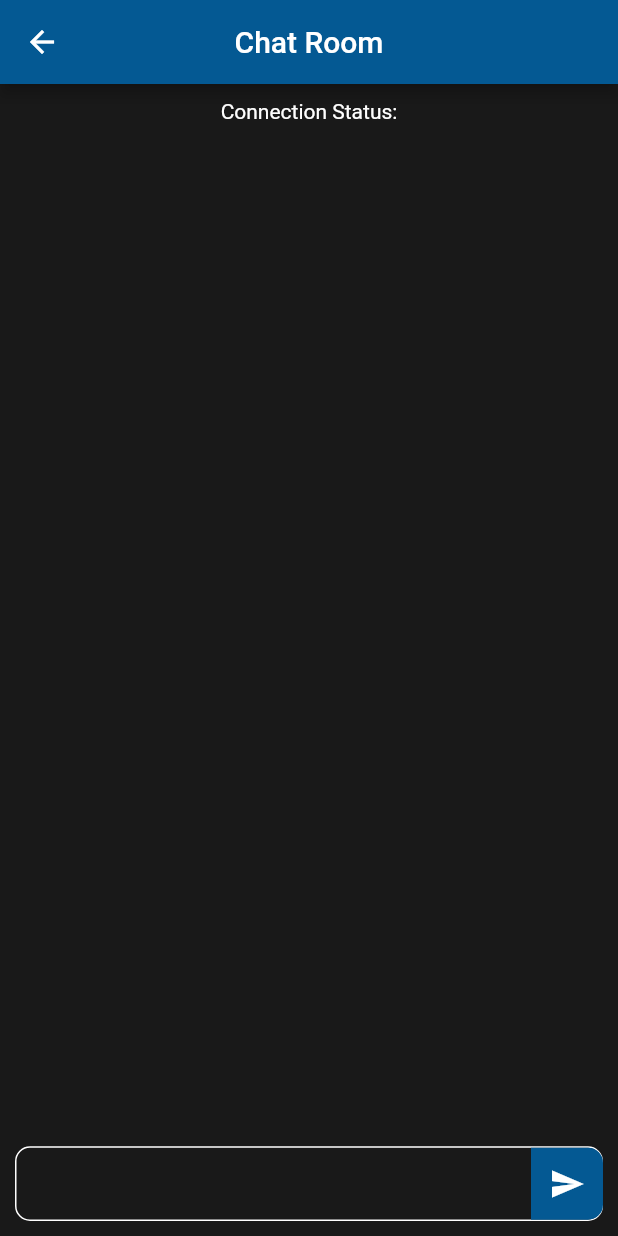
After one commit to rsyd29/latihan_signalr_framework_chat, a Flutter app: the HomeView screen opened by its route, after a tap on "Chat Room", on a phone screen of 412 x 824 dp. The commit adds this screen. Run offline on Flutter 3.47's test engine with Material 2 defaults, Android fonts, the phone set to English and light mode, and no system bars; our stand-ins replace get; missing offline and left inert: signalr_flutter.

Commit message:
Mengubah desain untuk tampilan chat room dan dapat connect ke server akan tetapi kirim pesan dan mendapatkan pesan masih gagal dikarenakan ada yang error / null

```diff
--- /dev/null
+++ b/lib/app/data/message.dart
@@ -0,0 +1,22 @@
+class MessageModel {
+  String id;
+  String name;
+  String message;
+  String date;
+
+  MessageModel({
+    required this.id,
+    required this.name,
+    required this.message,
+    required this.date,
+  });
+
+  factory MessageModel.fromJson(Map<String, dynamic> json) {
+    return MessageModel(
+      id: json['id'],
+      name: json['name'],
+      message: json['message'],
+      date: json['date'],
+    );
+  }
+}
--- /dev/null
+++ b/lib/app/modules/chat/bindings/chat_binding.dart
@@ -0,0 +1,12 @@
+import 'package:get/get.dart';
+
+import '../controllers/chat_controller.dart';
+
+class ChatBinding extends Bindings {
+  @override
+  void dependencies() {
+    Get.lazyPut<ChatController>(
+      () => ChatController(),
+    );
+  }
+}
--- /dev/null
+++ b/lib/app/modules/chat/controllers/chat_controller.dart
@@ -0,0 +1,78 @@
+import 'package:flutter/widgets.dart';
+import 'package:get/get.dart';
+import 'package:latihan_signalr_framework_chat/app/data/message.dart';
+import 'package:signalr_flutter/signalr_flutter.dart';
+
+class ChatController extends GetxController {
+  late TextEditingController chatController;
+  late SignalR signalR;
+
+  var chatMessage = <MessageModel>[].obs;
+
+  var statusConnection = ''.obs;
+  var connectionId = ''.obs;
+
+  Future<void> startConnection() async {
+    await recreateConnection();
+    print('Connection Started');
+  }
+
+  Future recreateConnection() async {
+    print('HomeController.startConnection');
+
+    signalR = SignalR(
+      'http://192.168.1.104:8321/',
+      "ChatHub",
+      hubMethods: ["addNewMessageToPage"],
+      statusChangeCallback: (status) {
+        print("statusChangeCallback: $status");
+        statusConnection.value = status.toString();
+      },
+      hubCallback: (methodName, message) {
+        print('MethodName = $methodName, Message = $message');
+      },
+    );
+
+    await signalR.connect();
+  }
+
+  Future<void> sendMessage(
+      {required String name, required String message}) async {
+    var messageJson = {
+      "id": signalR.connectionId,
+      "name": name,
+      "message": message,
+      "date": DateTime.now().toIso8601String(),
+    };
+
+    await signalR.invokeMethod('Send', arguments: [
+      name,
+      message,
+    ]).catchError((error) {
+      print("Error invokeMethod: ${error.toString()}");
+    });
+
+    chatMessage.add(MessageModel.fromJson(messageJson));
+
+    chatController.clear();
+  }
+
+  @override
+  void onInit() {
+    chatController = TextEditingController();
+    startConnection();
+    super.onInit();
+  }
+
+  @override
+  void onReady() {
+    super.onReady();
+  }
+
+  @override
+  void onClose() {
+    chatController.dispose();
+    signalR.stop();
+    super.dispose();
+  }
+}
--- /dev/null
+++ b/lib/app/modules/chat/views/chat_view.dart
@@ -0,0 +1,166 @@
+import 'package:flutter/material.dart';
+
+import 'package:get/get.dart';
+import 'package:intl/intl.dart';
+import 'package:latihan_signalr_framework_chat/constant.dart';
+
+import '../controllers/chat_controller.dart';
+
+class ChatView extends GetView<ChatController> {
+  @override
+  Widget build(BuildContext context) {
+    return Scaffold(
+      backgroundColor: black,
+      appBar: AppBar(
+        backgroundColor: blue,
+        title: Text('Chat Room'),
+        centerTitle: true,
+      ),
+      body: Container(
+        child: Column(
+          children: [
+            Expanded(
+              child: Obx(
+                () => Container(
+                  padding: EdgeInsets.all(10.0),
+                  child: Text(
+                    'Connection Status:\n${controller.statusConnection}',
+                    style: TextStyle(
+                      fontSize: 14,
+                      color: white,
+                    ),
+                    textAlign: TextAlign.center,
+                  ),
+                ),
+              ),
+            ),
+            Expanded(
+              flex: 9,
+              child: Obx(() {
+                return ListView.builder(
+                  itemCount: controller.chatMessage.length,
+                  itemBuilder: (context, index) {
+                    var currentItem = controller.chatMessage[index];
+                    return MessageItem(
+                      key: key,
+                      sentByMe:
+                          currentItem.id == controller.signalR.connectionId,
+                      name: currentItem.name,
+                      message: currentItem.message,
+                      date: currentItem.date,
+                    );
+                  },
+                );
+              }),
+            ),
+            Expanded(
+              child: Container(
+                padding: EdgeInsets.all(10.0),
+                child: TextField(
+                  style: TextStyle(color: Colors.white),
+                  cursorColor: blue,
+                  controller: controller.chatController,
+                  decoration: InputDecoration(
+                    enabledBorder: OutlineInputBorder(
+                      borderSide: BorderSide(
+                        color: Colors.white,
+                      ),
+                      borderRadius: BorderRadius.circular(10),
+                    ),
+                    focusedBorder: OutlineInputBorder(
+                      borderSide: BorderSide(
+                        color: Colors.white,
+                      ),
+                      borderRadius: BorderRadius.circular(10),
+                    ),
+                    suffixIcon: Container(
+                      decoration: BoxDecoration(
+                        color: blue,
+                        borderRadius: BorderRadius.only(
+                          topRight: Radius.circular(10),
+                          bottomRight: Radius.circular(10),
+                        ),
+                      ),
+                      child: IconButton(
+                        onPressed: () async {
+                          if (controller.chatController.text.isNotEmpty) {
+                            await controller.sendMessage(
+                              name: "Budiman Handphone",
+                              message: controller.chatController.text.trim(),
+                            );
+                          }
+                        },
+                        icon: Icon(
+                          Icons.send,
+                          color: Colors.white,
+                        ),
+                      ),
+                    ),
+                  ),
+                ),
+              ),
+            )
+          ],
+        ),
+      ),
+    );
+  }
+}
+
+class MessageItem extends StatelessWidget {
+  const MessageItem({
+    Key? key,
+    required this.sentByMe,
+    required this.message,
+    required this.date,
+    required this.name,
+  }) : super(key: key);
+
+  final bool sentByMe;
+  final String message;
+  final String date;
+  final String name;
+
+  @override
+  Widget build(BuildContext context) {
+    var parseDate = DateTime.parse(date);
+    return Align(
+      alignment: sentByMe ? Alignment.centerRight : Alignment.centerLeft,
+      child: Container(
+        padding: EdgeInsets.symmetric(
+          vertical: 5,
+          horizontal: 10,
+        ),
+        margin: EdgeInsets.symmetric(
+          vertical: 3,
+          horizontal: 10,
+        ),
+        decoration: BoxDecoration(
+          color: sentByMe ? blue : white,
+          borderRadius: BorderRadius.circular(5),
+        ),
+        child: Row(
+          mainAxisSize: MainAxisSize.min,
+          crossAxisAlignment: CrossAxisAlignment.baseline,
+          textBaseline: TextBaseline.alphabetic,
+          children: [
+            Text(
+              message,
+              style: TextStyle(fontSize: 18, color: sentByMe ? white : blue),
+            ),
+            SizedBox(
+              width: 5,
+            ),
+            Text(
+              DateFormat.jm().format(parseDate),
+              style: TextStyle(
+                fontSize: 10,
+                color: (sentByMe ? white : blue).withOpacity(0.7),
+              ),
+            ),
+          ],
+        ),
+      ),
+    );
+  }
+}
--- a/lib/app/modules/home/controllers/home_controller.dart
+++ b/lib/app/modules/home/controllers/home_controller.dart
@@ -1,9 +1,8 @@
+import 'package:flutter/widgets.dart';
 import 'package:get/get.dart';
+import 'package:signalr_flutter/signalr_flutter.dart';
 
 class HomeController extends GetxController {
-  //TODO: Implement HomeController
-
-  final count = 0.obs;
   @override
   void onInit() {
     super.onInit();
@@ -16,5 +15,4 @@ class HomeController extends GetxController {
 
   @override
   void onClose() {}
-  void increment() => count.value++;
 }
--- a/lib/app/modules/home/views/home_view.dart
+++ b/lib/app/modules/home/views/home_view.dart
@@ -1,6 +1,8 @@
 import 'package:flutter/material.dart';
 
 import 'package:get/get.dart';
+import 'package:latihan_signalr_framework_chat/app/routes/app_pages.dart';
+import 'package:latihan_signalr_framework_chat/constant.dart';
 
 import '../controllers/home_controller.dart';
 
@@ -8,14 +10,29 @@ class HomeView extends GetView<HomeController> {
   @override
   Widget build(BuildContext context) {
     return Scaffold(
+      backgroundColor: black,
       appBar: AppBar(
+        backgroundColor: blue,
         title: Text('HomeView'),
         centerTitle: true,
       ),
       body: Center(
-        child: Text(
-          'HomeView is working',
-          style: TextStyle(fontSize: 20),
+        child: Column(
+          mainAxisAlignment: MainAxisAlignment.center,
+          children: [
+            Text(
+              'Latihan SignalR Framework Chat App',
+              style: TextStyle(color: white),
+            ),
+            SizedBox(
+              height: 8,
+            ),
+            ElevatedButton(
+              style: ElevatedButton.styleFrom(primary: blue),
+              child: Text('Chat Room'),
+              onPressed: () => Get.toNamed(Routes.CHAT),
+            ),
+          ],
         ),
       ),
     );
--- a/lib/app/routes/app_pages.dart
+++ b/lib/app/routes/app_pages.dart
@@ -1,5 +1,7 @@
 import 'package:get/get.dart';
 
+import 'package:latihan_signalr_framework_chat/app/modules/chat/bindings/chat_binding.dart';
+import 'package:latihan_signalr_framework_chat/app/modules/chat/views/chat_view.dart';
 import 'package:latihan_signalr_framework_chat/app/modules/home/bindings/home_binding.dart';
 import 'package:latihan_signalr_framework_chat/app/modules/home/views/home_view.dart';
 
@@ -16,5 +18,10 @@ class AppPages {
       page: () => HomeView(),
       binding: HomeBinding(),
     ),
+    GetPage(
+      name: _Paths.CHAT,
+      page: () => ChatView(),
+      binding: ChatBinding(),
+    ),
   ];
 }
--- a/lib/app/routes/app_routes.dart
+++ b/lib/app/routes/app_routes.dart
@@ -5,8 +5,10 @@ abstract class Routes {
   Routes._();
 
   static const HOME = _Paths.HOME;
+  static const CHAT = _Paths.CHAT;
 }
 
 abstract class _Paths {
   static const HOME = '/home';
+  static const CHAT = '/chat';
 }
--- /dev/null
+++ b/lib/constant.dart
@@ -0,0 +1,5 @@
+import 'package:flutter/material.dart';
+
+const Color blue = Color(0xFF045993);
+const Color black = Color(0xFF191919);
+const Color white = Colors.white;
--- a/lib/main.dart
+++ b/lib/main.dart
@@ -1,7 +1,6 @@
 import 'package:flutter/material.dart';
 
 import 'package:get/get.dart';
-
 import 'app/routes/app_pages.dart';
 
 void main() {
@@ -10,6 +9,10 @@ void main() {
       title: "Application",
       initialRoute: AppPages.INITIAL,
       getPages: AppPages.routes,
+      // initialBinding: HomeBinding(),
+      // onInit: (){
+      //   Get.find<HomeController>().startConnection();
+      // },
     ),
   );
 }
--- a/pubspec.yaml
+++ b/pubspec.yaml
@@ -8,6 +8,8 @@ environment:
 dependencies:
   cupertino_icons: ^1.0.2
   get: 4.6.1
+  signalr_flutter: 0.2.0-dev.2
+  intl: 0.17.0
   flutter:
     sdk: flutter
 
```
Also changed, not shown: pubspec.lock, 2 other files.
